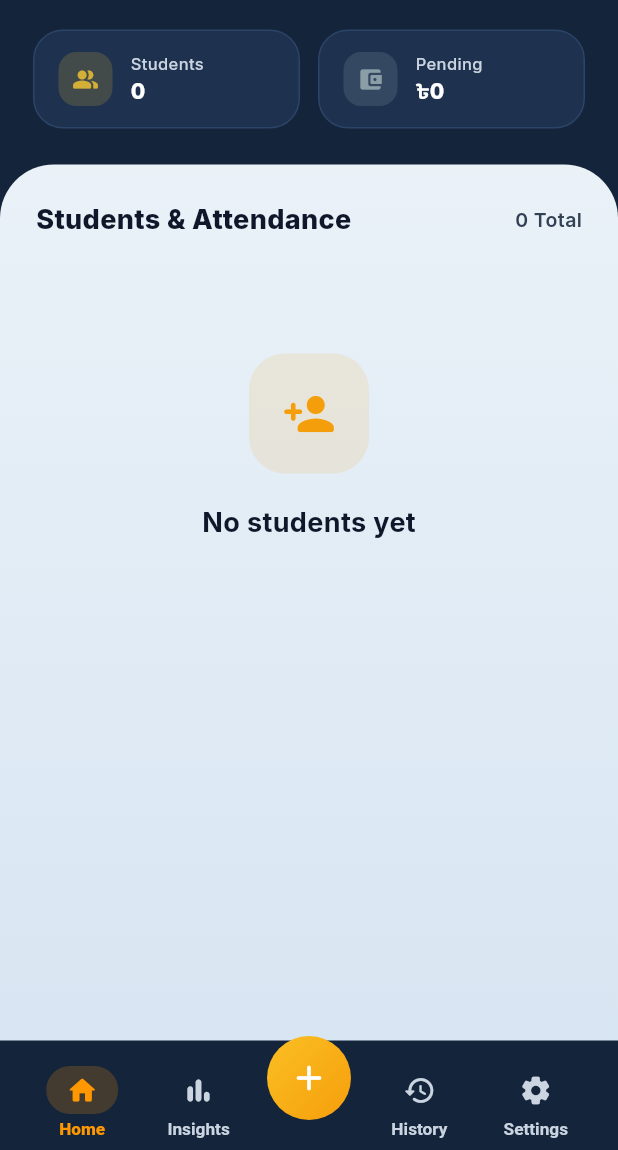
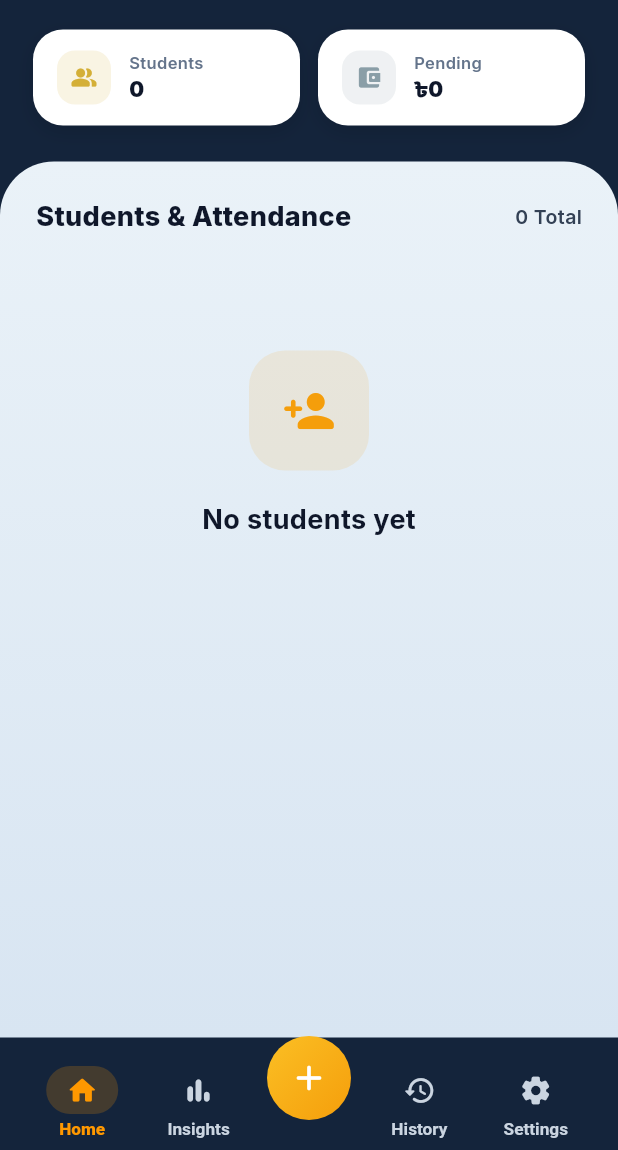
Before and after one commit to Knecrow/Tutracker, a Flutter app: the screen it shows after launch, on a phone screen of 412 x 824 dp, the part 86-1236 px from its top. Run offline on Flutter 3.47's test engine with Material 3 defaults, Android fonts, the phone set to English and light mode, and no system bars; our stand-ins replace fl_chart, flutter_riverpod, go_router, google_fonts, hive, hive_flutter; accounts and stored records are empty.

Commit message:
Transform upper blue section cards into crisp white cards across all screens

```diff
--- a/lib/presentation/screens/home/home_screen.dart
+++ b/lib/presentation/screens/home/home_screen.dart
@@ -166,9 +166,15 @@ class _StatChip extends StatelessWidget {
       child: Container(
         padding: const EdgeInsets.symmetric(horizontal: 16, vertical: 14),
         decoration: BoxDecoration(
-          color: AppColors.headerSurface,
+          color: Colors.white,
           borderRadius: BorderRadius.circular(20),
-          border: Border.all(color: AppColors.headerBorder, width: 1),
+          boxShadow: [
+            BoxShadow(
+              color: Colors.black.withValues(alpha: 0.12),
+              blurRadius: 10,
+              offset: const Offset(0, 4),
+            ),
+          ],
         ),
         child: Row(
           children: [
@@ -176,7 +182,7 @@ class _StatChip extends StatelessWidget {
               width: 36,
               height: 36,
               decoration: BoxDecoration(
-                color: color.withValues(alpha: 0.2),
+                color: color.withValues(alpha: 0.14),
                 borderRadius: BorderRadius.circular(12),
               ),
               child: Icon(icon, size: 18, color: color),
@@ -190,13 +196,13 @@ class _StatChip extends StatelessWidget {
                     label,
                     maxLines: 1,
                     overflow: TextOverflow.ellipsis,
-                    style: const TextStyle(fontSize: 11, color: AppColors.headerTextSecondary, fontWeight: FontWeight.w500),
+                    style: const TextStyle(fontSize: 11, color: Color(0xFF64748B), fontWeight: FontWeight.w600),
                   ),
                   Text(
                     value,
                     maxLines: 1,
                     overflow: TextOverflow.ellipsis,
-                    style: const TextStyle(fontSize: 14, fontWeight: FontWeight.w800, color: AppColors.headerTextPrimary),
+                    style: const TextStyle(fontSize: 14, fontWeight: FontWeight.w900, color: Color(0xFF0F172A)),
                   ),
                 ],
               ),
```
Also changed, not shown: lib/presentation/screens/analytics/analytics_screen.dart (+11 -5 lines), lib/presentation/screens/history/history_screen.dart (+11 -5 lines), lib/presentation/screens/settings/settings_screen.dart (+11 -5 lines).
